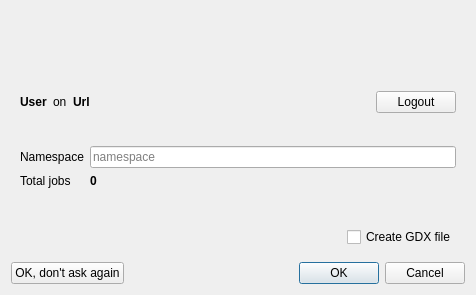
First picture: the form in src/engine/enginestartdialog.ui, repository GAMS-dev/studio, before the edit.
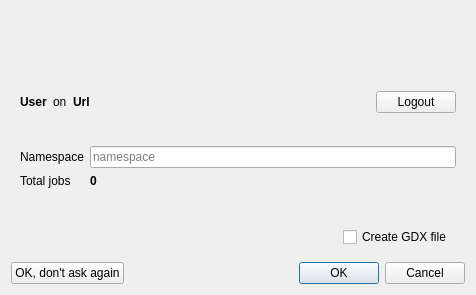
Second picture: the form after the edit. Icons and pictures are not drawn.

Commit message: GDX text adjusted

```diff
--- a/src/engine/enginestartdialog.ui
+++ b/src/engine/enginestartdialog.ui
@@ -221,7 +221,7 @@
           <string>Creates the GDX file even if the command line parameter is missing</string>
          </property>
          <property name="text">
-          <string>Create GDX file</string>
+          <string>Create GDX file </string>
          </property>
         </widget>
        </item>
```
